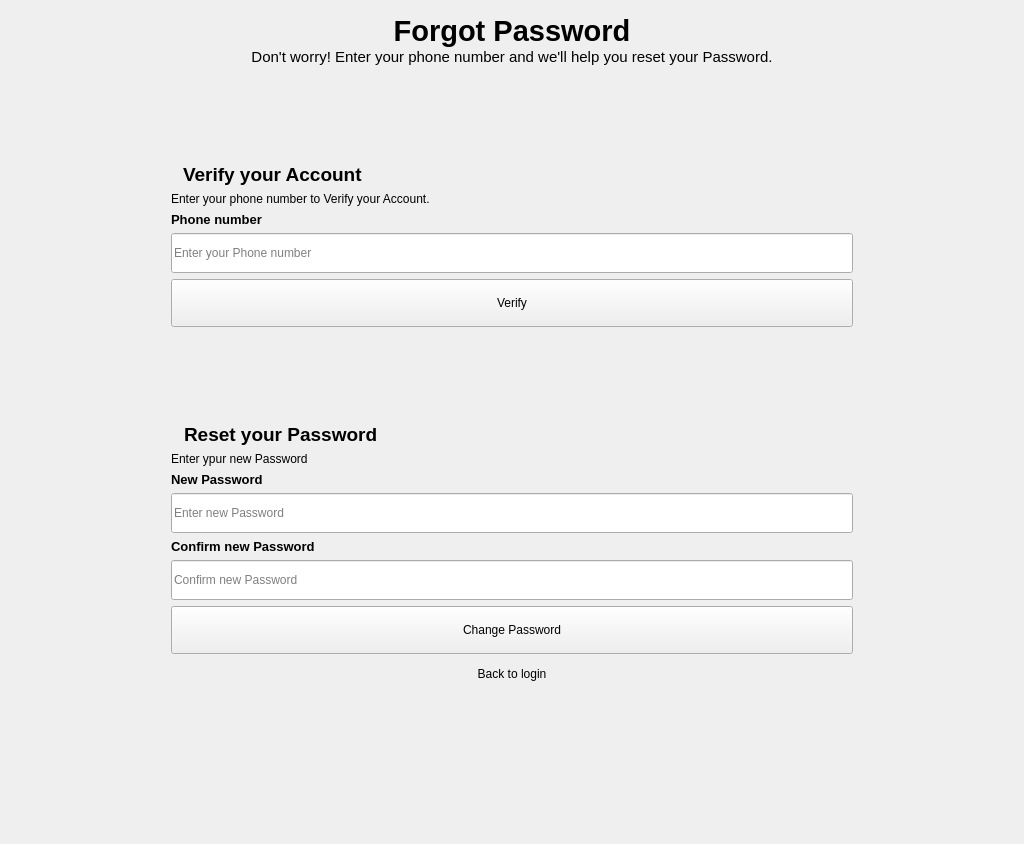
Old version of the form AP_PROJECT_PLATWO/src/Ui/forgotpasspage.ui in the repository sajjadrashidinsr/PlaTwo.
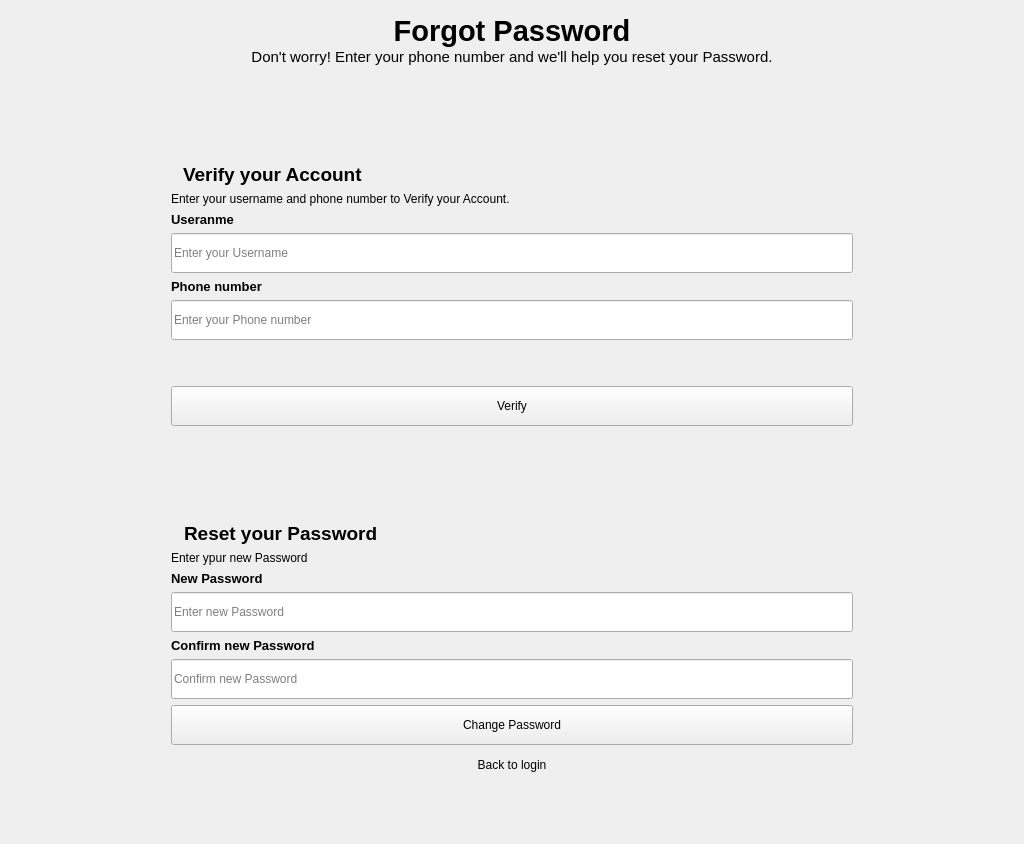
New version of the form. Icons and pictures are not drawn.

Commit message: sajjad: just fixing ui LOGIN

Diff of the .ui file:
```diff
--- a/AP_PROJECT_PLATWO/src/Ui/forgotpasspage.ui
+++ b/AP_PROJECT_PLATWO/src/Ui/forgotpasspage.ui
@@ -386,7 +386,33 @@
                   <item>
                    <widget class="QLabel" name="label_3">
                     <property name="text">
-                     <string>Enter your phone number to Verify your Account.</string>
+                     <string>Enter your username and phone number to Verify your Account.</string>
+                    </property>
+                   </widget>
+                  </item>
+                  <item>
+                   <widget class="QLabel" name="label_username">
+                    <property name="font">
+                     <font>
+                      <pointsize>10</pointsize>
+                      <bold>true</bold>
+                     </font>
+                    </property>
+                    <property name="text">
+                     <string>Useranme</string>
+                    </property>
+                   </widget>
+                  </item>
+                  <item>
+                   <widget class="QLineEdit" name="lineEdit_username">
+                    <property name="minimumSize">
+                     <size>
+                      <width>0</width>
+                      <height>40</height>
+                     </size>
+                    </property>
+                    <property name="placeholderText">
+                     <string>Enter your Username</string>
                     </property>
                    </widget>
                   </item>
@@ -422,6 +448,19 @@
                     </property>
                    </widget>
                   </item>
+                  <item>
+                   <spacer name="verticalSpacer_6">
+                    <property name="orientation">
+                     <enum>Qt::Orientation::Vertical</enum>
+                    </property>
+                    <property name="sizeHint" stdset="0">
+                     <size>
+                      <width>20</width>
+                      <height>40</height>
+                     </size>
+                    </property>
+                   </spacer>
+                  </item>
                   <item>
                    <widget class="QPushButton" name="pushButton_verify">
                     <property name="sizePolicy">
@@ -433,7 +472,7 @@
                     <property name="minimumSize">
                      <size>
                       <width>0</width>
-                      <height>48</height>
+                      <height>40</height>
                      </size>
                     </property>
                     <property name="text">
@@ -593,6 +632,9 @@
                       <height>16777215</height>
                      </size>
                     </property>
+                    <property name="echoMode">
+                     <enum>QLineEdit::EchoMode::Password</enum>
+                    </property>
                     <property name="placeholderText">
                      <string>Enter new Password</string>
                     </property>
@@ -625,6 +667,9 @@
                       <height>16777215</height>
                      </size>
                     </property>
+                    <property name="echoMode">
+                     <enum>QLineEdit::EchoMode::Password</enum>
+                    </property>
                     <property name="placeholderText">
                      <string>Confirm new Password</string>
                     </property>
@@ -644,7 +689,7 @@
                     <property name="minimumSize">
                      <size>
                       <width>0</width>
-                      <height>48</height>
+                      <height>40</height>
                      </size>
                     </property>
                     <property name="text">
```
The commit also changes 3 other files.
